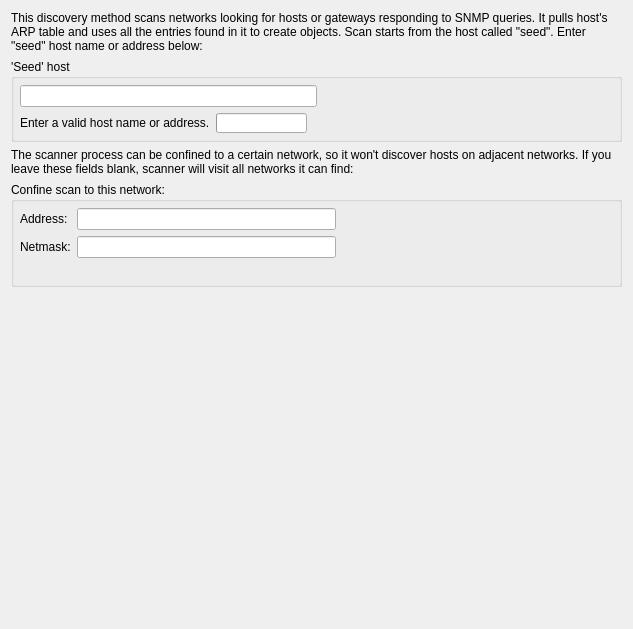
Above: src/libgui/snmpNetworkDiscoveryWizard/nd_setuppage_q.ui from fwbuilder/fwbuilder before the change. Below: the same form after it.
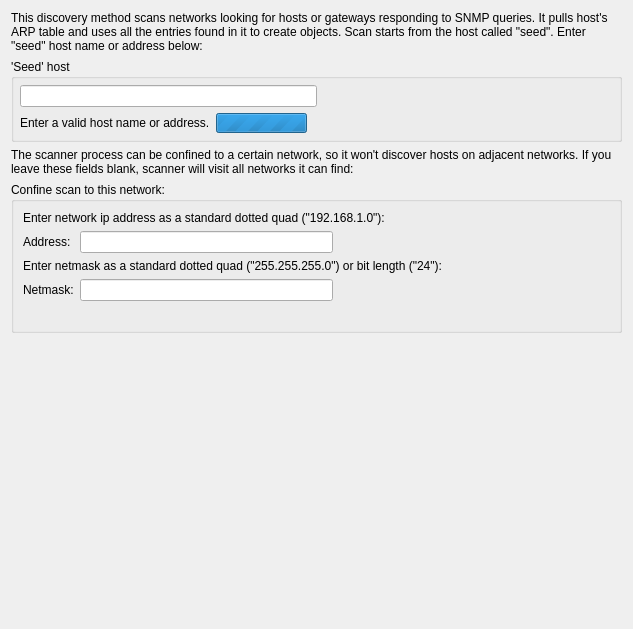
That is the form after the change.

Commit message: see #2163 first page of snmp discovery wizard works (page "setup")

```diff
--- a/src/libgui/snmpNetworkDiscoveryWizard/nd_setuppage_q.ui
+++ b/src/libgui/snmpNetworkDiscoveryWizard/nd_setuppage_q.ui
@@ -13,7 +13,7 @@
   <property name="windowTitle">
    <string>WizardPage</string>
   </property>
-  <layout class="QGridLayout" name="gridLayout">
+  <layout class="QGridLayout" name="gridLayout_2">
    <item row="0" column="0">
     <widget class="QLabel" name="textLabel3_2">
      <property name="text">
@@ -98,6 +98,9 @@
             <height>20</height>
            </size>
           </property>
+          <property name="maximum">
+           <number>0</number>
+          </property>
           <property name="orientation">
            <enum>Qt::Horizontal</enum>
           </property>
@@ -142,31 +145,26 @@
      <property name="title">
       <string>Confine scan to this network:</string>
      </property>
-     <layout class="QGridLayout" name="_4">
-      <property name="margin">
-       <number>6</number>
-      </property>
-      <item row="0" column="1">
-       <widget class="QLineEdit" name="snmpinaddr"/>
+     <layout class="QGridLayout" name="gridLayout">
+      <item row="0" column="0" colspan="3">
+       <widget class="QLabel" name="label">
+        <property name="text">
+         <string>Enter network ip address as a standard dotted quad (&quot;192.168.1.0&quot;):</string>
+        </property>
+       </widget>
+      </item>
+      <item row="1" column="0">
+       <widget class="QLabel" name="textLabel5">
+        <property name="text">
+         <string>Address:</string>
+        </property>
+        <property name="wordWrap">
+         <bool>false</bool>
+        </property>
+       </widget>
       </item>
       <item row="1" column="1">
-       <widget class="QLineEdit" name="snmpinmask"/>
-      </item>
-      <item row="0" column="2">
-       <spacer>
-        <property name="orientation">
-         <enum>Qt::Horizontal</enum>
-        </property>
-        <property name="sizeType">
-         <enum>QSizePolicy::Expanding</enum>
-        </property>
-        <property name="sizeHint" stdset="0">
-         <size>
-          <width>271</width>
-          <height>20</height>
-         </size>
-        </property>
-       </spacer>
+       <widget class="QLineEdit" name="snmpInAddr"/>
       </item>
       <item row="1" column="2">
        <spacer>
@@ -184,7 +182,14 @@
         </property>
        </spacer>
       </item>
-      <item row="1" column="0">
+      <item row="2" column="0" colspan="3">
+       <widget class="QLabel" name="label_2">
+        <property name="text">
+         <string>Enter netmask as a standard dotted quad (&quot;255.255.255.0&quot;) or bit length (&quot;24&quot;):</string>
+        </property>
+       </widget>
+      </item>
+      <item row="3" column="0">
        <widget class="QLabel" name="textLabel6">
         <property name="text">
          <string>Netmask:</string>
@@ -194,18 +199,27 @@
         </property>
        </widget>
       </item>
-      <item row="0" column="0">
-       <widget class="QLabel" name="textLabel5">
-        <property name="text">
-         <string>Address:</string>
+      <item row="3" column="1">
+       <widget class="QLineEdit" name="snmpInMask"/>
+      </item>
+      <item row="3" column="2">
+       <spacer>
+        <property name="orientation">
+         <enum>Qt::Horizontal</enum>
         </property>
-        <property name="wordWrap">
-         <bool>false</bool>
+        <property name="sizeType">
+         <enum>QSizePolicy::Expanding</enum>
         </property>
-       </widget>
+        <property name="sizeHint" stdset="0">
+         <size>
+          <width>271</width>
+          <height>20</height>
+         </size>
+        </property>
+       </spacer>
       </item>
-      <item row="2" column="0" colspan="3">
-       <widget class="QLabel" name="confineerror_message">
+      <item row="4" column="0" colspan="3">
+       <widget class="QLabel" name="limitScanError">
         <property name="text">
          <string/>
         </property>
```
Left out of the diff: 61 changed lines with no effect on the pictures. The commit also changes 2 other files.
